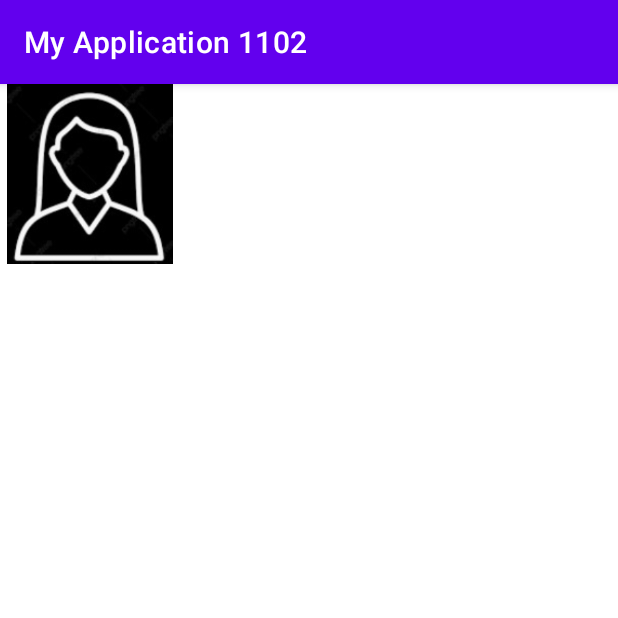
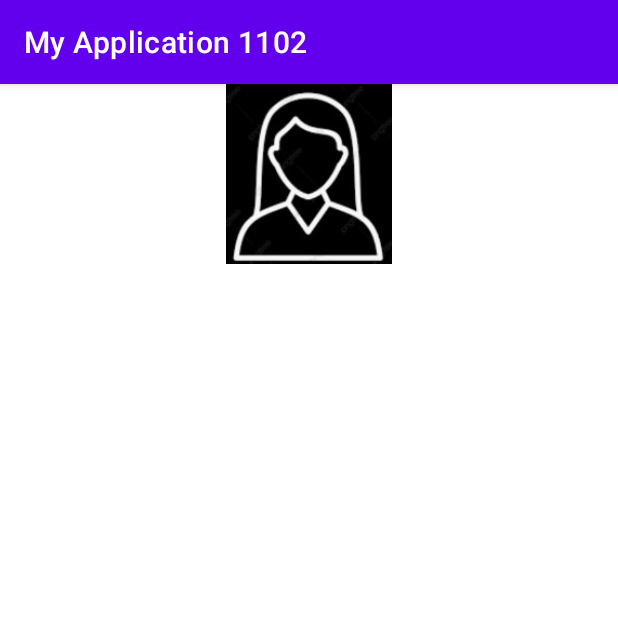
Before and after one commit to Lyne121/My_Application_1102, an Android app: the screen it shows after launch (MainActivity), on a phone screen of 412 x 824 dp, the top half of it. Run offline under Robolectric (Android 15) with nearby library versions, the phone set to English and light mode, and no system bars.

Commit message:
이미지 가운데로

```diff
--- a/app/src/main/res/layout/activity_main.xml
+++ b/app/src/main/res/layout/activity_main.xml
@@ -8,20 +8,14 @@
 
     <LinearLayout
         android:layout_width="match_parent"
-        android:layout_height="wrap_content">
+        android:layout_height="wrap_content"
+        android:gravity="center">
 
         <ImageView
             android:layout_width="120dp"
             android:layout_height="120dp"
             android:src="@drawable/idicon"/>
     </LinearLayout>
-    <TextView
-        android:layout_width="wrap_content"
-        android:layout_height="wrap_content"
-        android:text="Hello World!"
-        app:layout_constraintBottom_toBottomOf="parent"
-        app:layout_constraintLeft_toLeftOf="parent"
-        app:layout_constraintRight_toRightOf="parent"
-        app:layout_constraintTop_toTopOf="parent" />
+
 
 </LinearLayout>
```
